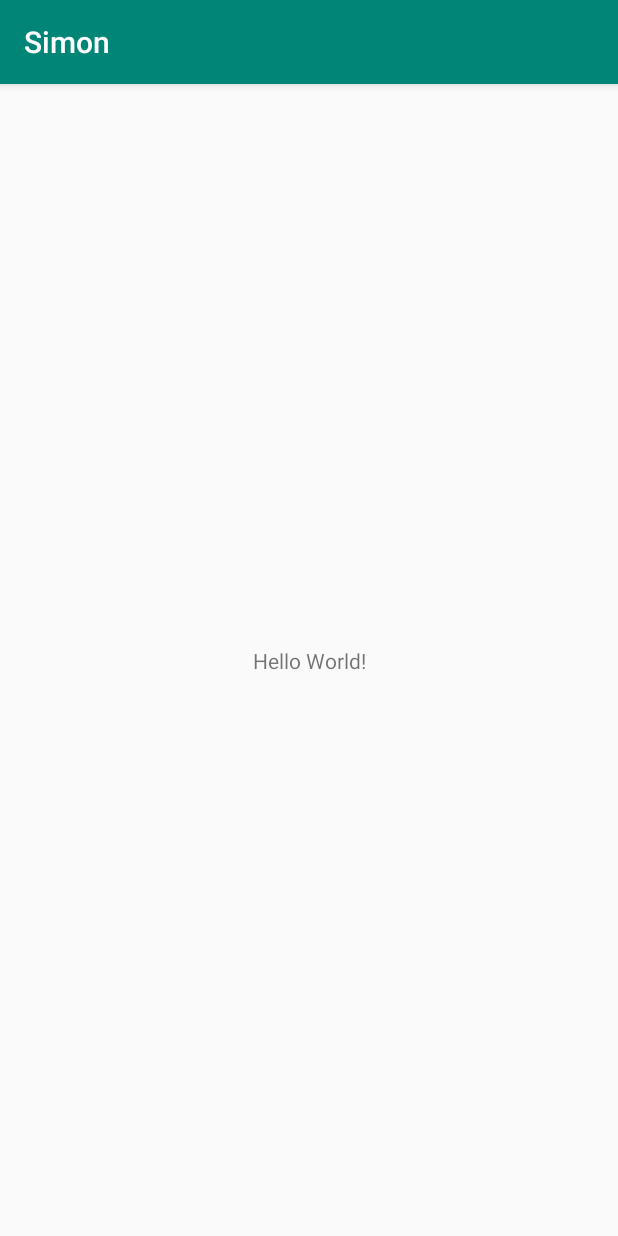
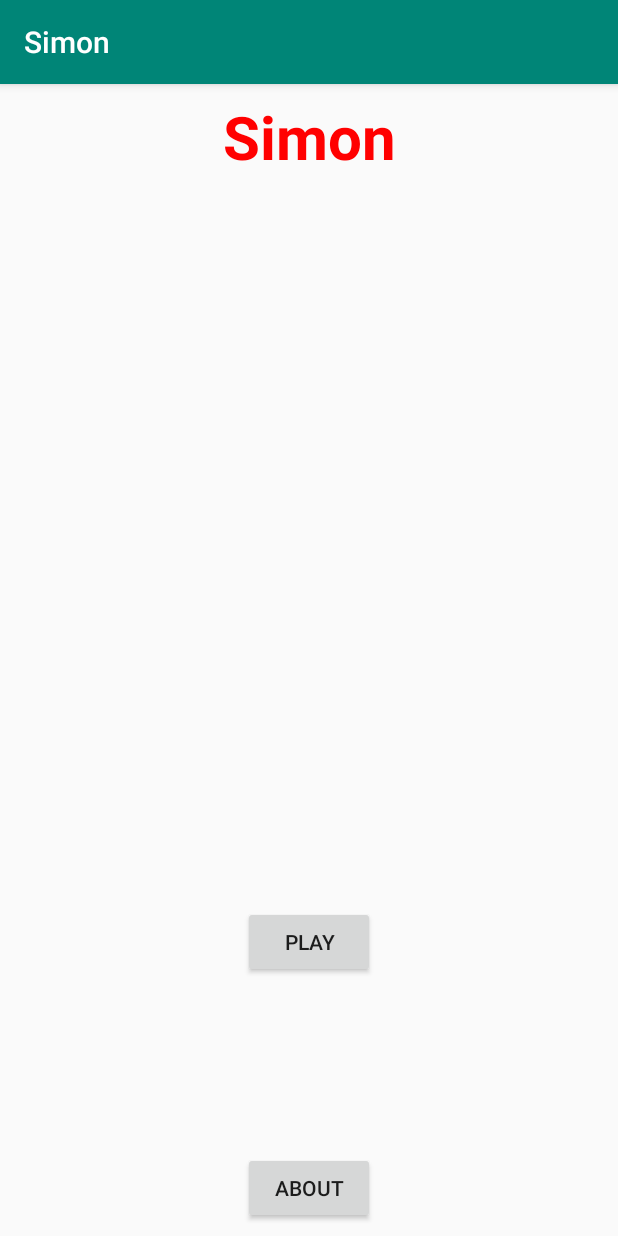
Before and after one commit to jacobgirsky/Simon, an Android app: the MainActivity screen opened directly, with no data from a screen before it, on a phone screen of 412 x 824 dp. Run offline under Robolectric (Android 15) with nearby library versions, the phone set to English and light mode, and no system bars.

Commit message:
Added about button.

```diff
--- a/app/src/main/res/layout/activity_main.xml
+++ b/app/src/main/res/layout/activity_main.xml
@@ -6,13 +6,46 @@
     android:layout_height="match_parent"
     tools:context=".MainActivity">
 
+
     <TextView
+        android:id="@+id/textview"
         android:layout_width="wrap_content"
         android:layout_height="wrap_content"
-        android:text="Hello World!"
-        app:layout_constraintBottom_toBottomOf="parent"
-        app:layout_constraintLeft_toLeftOf="parent"
-        app:layout_constraintRight_toRightOf="parent"
+        android:layout_marginStart="8dp"
+        android:layout_marginTop="8dp"
+        android:layout_marginEnd="8dp"
+        android:text="Simon"
+        android:textSize="40dp"
+        android:textColor="#ff0000"
+        android:textStyle="bold"
+        app:layout_constraintEnd_toEndOf="parent"
+        app:layout_constraintStart_toStartOf="parent"
         app:layout_constraintTop_toTopOf="parent" />
 
+    <Button
+        android:id="@+id/play_button"
+        android:layout_width="wrap_content"
+        android:layout_height="wrap_content"
+        android:layout_marginStart="8dp"
+        android:layout_marginEnd="8dp"
+        android:layout_marginBottom="172dp"
+        android:text="Play"
+        app:layout_constraintBottom_toBottomOf="parent"
+        app:layout_constraintEnd_toEndOf="parent"
+        app:layout_constraintHorizontal_bias="0.501"
+        app:layout_constraintStart_toStartOf="parent" />
+
+    <Button
+        android:id="@+id/about_button"
+        android:layout_width="wrap_content"
+        android:layout_height="wrap_content"
+        android:layout_marginStart="8dp"
+        android:layout_marginEnd="8dp"
+        android:layout_marginBottom="8dp"
+        android:text="About"
+        app:layout_constraintBottom_toBottomOf="parent"
+        app:layout_constraintEnd_toEndOf="parent"
+        app:layout_constraintStart_toStartOf="parent" />
+
+
 </android.support.constraint.ConstraintLayout>
```
Also changed, not shown: app/src/main/java/com/example/simon/MainActivity.java (+35 -0 lines).
